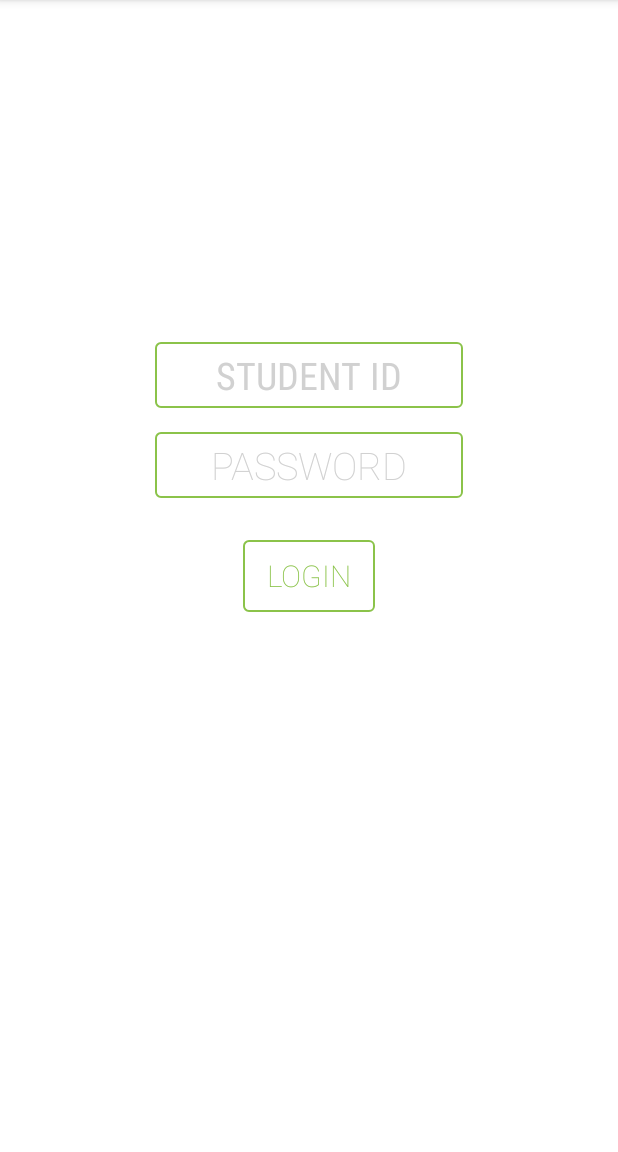
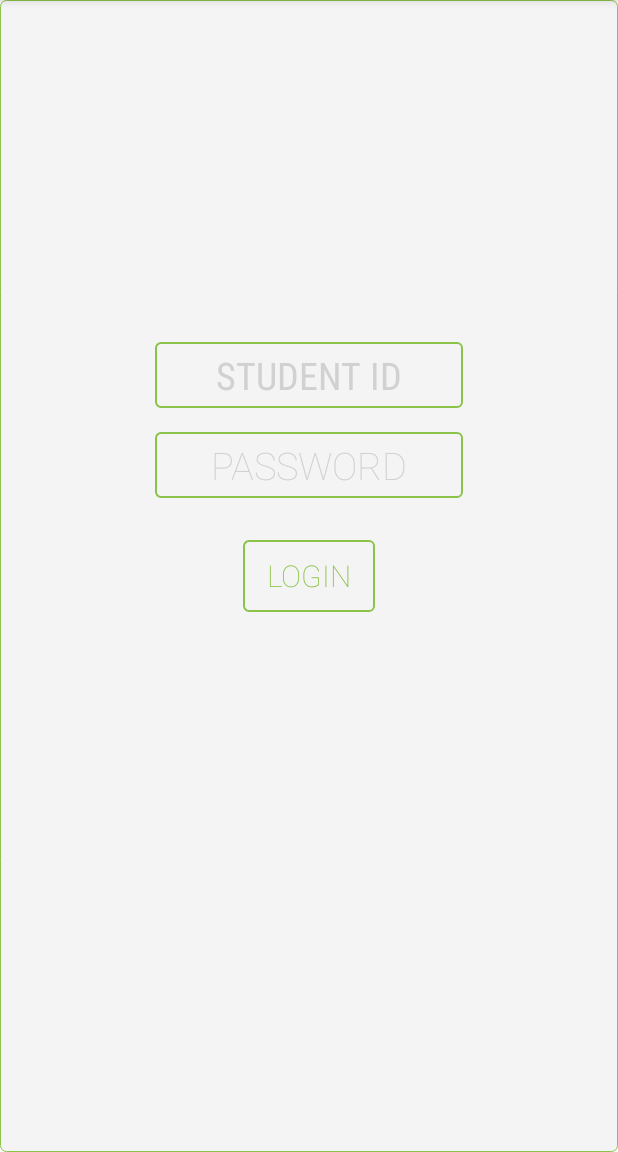
Before and after one commit to kamleshsahu/SSGI_EDRP, an Android app: the screen it shows after launch (MainActivity), on a phone screen of 412 x 824 dp, the part 84-1236 px from its top. Run offline under Robolectric (Android 15) with nearby library versions, the phone set to English and light mode, and no system bars.

Commit message:
gradient 1 added

```diff
--- a/app/src/main/res/drawable/grad1.xml
+++ b/app/src/main/res/drawable/grad1.xml
@@ -1,11 +1,11 @@
 <?xml version="1.0" encoding="utf-8"?>
 <shape xmlns:android="http://schemas.android.com/apk/res/android"
     android:shape="rectangle">
-
+    <stroke android:width="0.5dp" android:color="@color/colorPrimary"/>
 <gradient
-    android:startColor="@color/white"
-    android:centerColor="@color/white"
-    android:endColor="@color/white"
-    android:angle="270"/>
-
+    android:startColor="#f4f4f4"
+    android:centerColor="#f4f4f4"
+    android:endColor="#f4f4f4"
+    android:angle="90"/>
+    <corners android:radius="4dp"/>
 </shape>
```
